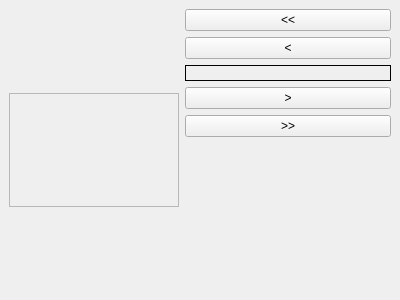
Qt form Sqliteman/sqliteman/sqlitemview.ui (iamkjg/sqliteman) before a commit.
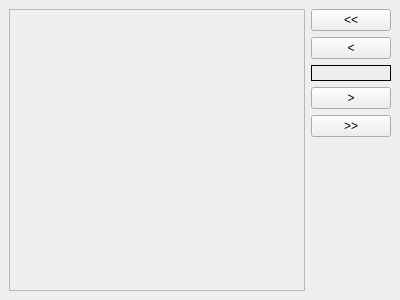
The same form after that commit.

Commit message: GUI sizing from broken 4.2 designer's layout

The edit to the form file:
```diff
--- a/Sqliteman/sqliteman/sqlitemview.ui
+++ b/Sqliteman/sqliteman/sqlitemview.ui
@@ -21,14 +21,6 @@
    </property>
    <item rowspan="6" row="0" column="0" >
     <widget class="QScrollArea" native="1" name="scrollWidget" >
-     <property name="sizePolicy" >
-      <sizepolicy>
-       <hsizetype>0</hsizetype>
-       <vsizetype>0</vsizetype>
-       <horstretch>0</horstretch>
-       <verstretch>0</verstretch>
-      </sizepolicy>
-     </property>
      <layout class="QGridLayout" >
       <property name="margin" >
        <number>9</number>
```
